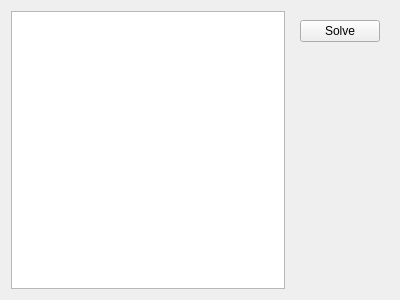
Above: Kakuro/mainwidget.ui from RRValue/Kakuro before the change. Below: the same form after it.
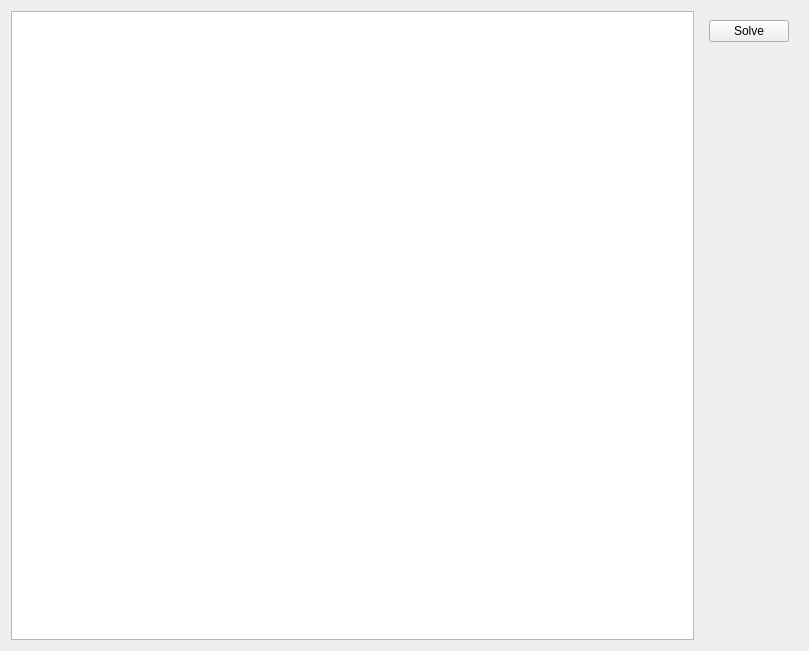
That is the form after the change.

The edit to the form file:
```diff
--- a/Kakuro/mainwidget.ui
+++ b/Kakuro/mainwidget.ui
@@ -6,10 +6,16 @@
    <rect>
     <x>0</x>
     <y>0</y>
-    <width>400</width>
-    <height>300</height>
+    <width>809</width>
+    <height>651</height>
    </rect>
   </property>
+  <property name="sizePolicy">
+   <sizepolicy hsizetype="Preferred" vsizetype="Preferred">
+    <horstretch>0</horstretch>
+    <verstretch>0</verstretch>
+   </sizepolicy>
+  </property>
   <property name="windowTitle">
    <string>Form</string>
   </property>
```
